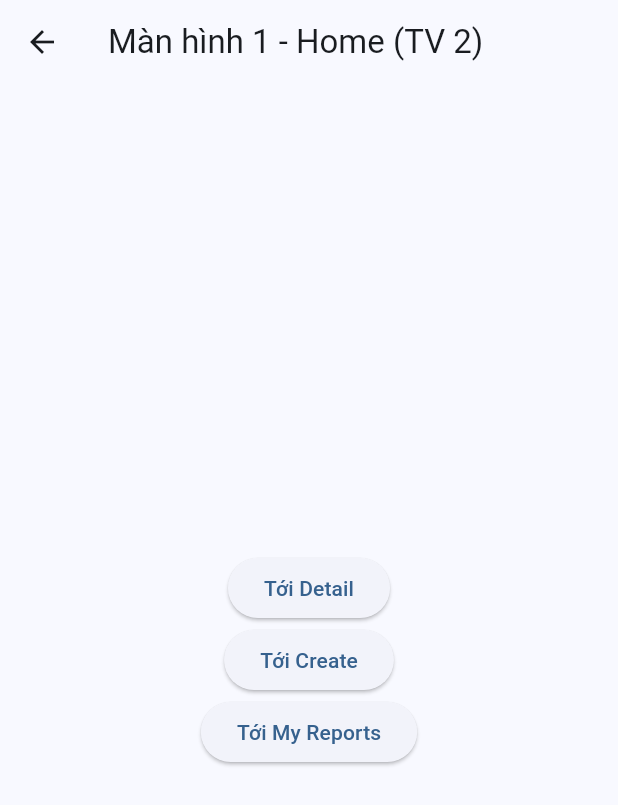
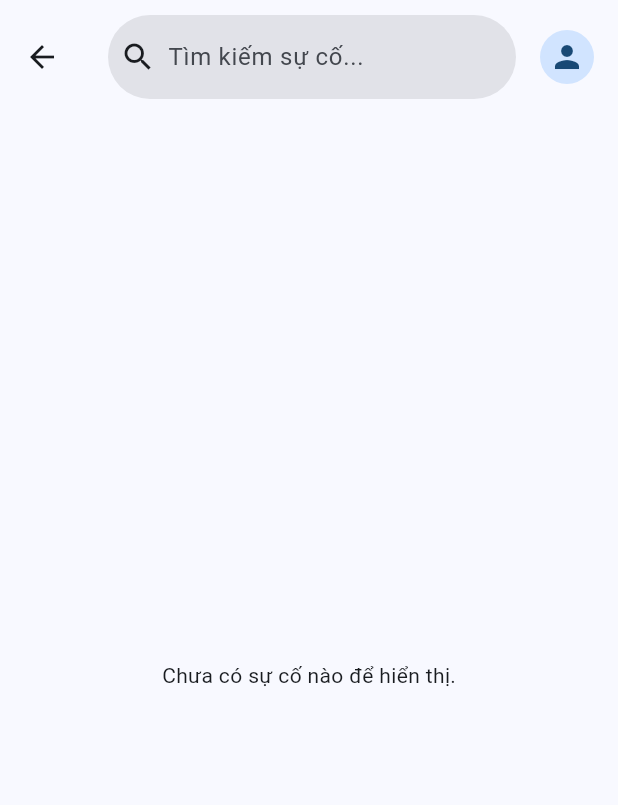
Before and after one commit to NgNgocAnh09/smart_city_reporting, a Flutter app: the DummyLoginView screen opened directly, after a tap on "Đăng nhập giả (Vào Home)", on a phone screen of 412 x 824 dp. Shown: the top 805 px of the screen. Run offline on Flutter 3.47's test engine with Material 3 defaults, Android fonts, the phone set to English and light mode, and no system bars; our stand-ins replace cloud_firestore, firebase_auth, firebase_core, google_sign_in; missing offline and left inert: cloudinary_public; accounts and stored records are empty.

Commit message:
Thêm Home view

```diff
--- /dev/null
+++ b/devtools_options.yaml
@@ -0,0 +1,3 @@
+description: This file stores settings for Dart & Flutter DevTools.
+documentation: https://docs.flutter.dev/tools/devtools/extensions#configure-extension-enablement-states
+extensions:
--- a/lib/main.dart
+++ b/lib/main.dart
@@ -6,6 +6,7 @@ import 'firebase_options.dart';
 import 'providers/auth_provider.dart';
 import 'providers/incident_provider.dart';
 import 'views/login/login_view.dart';
+import 'views/home/home_view.dart';
 
 // ĐÃ XÓA CÁC DÒNG IMPORT BỊ LỖI Ở ĐÂY
 
@@ -24,12 +25,13 @@ void main() async {
       MultiProvider(
         providers: [
           ChangeNotifierProvider(create: (_) => AuthProvider()),
-          ChangeNotifierProvider(create: (_) => IncidentProvider()..fetchRealtime()), // Nhớ bỏ cái  đi nhé
+          ChangeNotifierProvider(
+            create: (_) => IncidentProvider()..fetchRealtime(),
+          ), // Nhớ bỏ cái  đi nhé
         ],
         child: const SmartCityApp(),
       ),
     );
-
   } catch (e, stacktrace) {
     // NẾU CÓ LỖI, NÓ SẼ IN ĐỎ CHÓT RA MÀN HÌNH MÁY TÍNH
     debugPrint('🚨🚨🚨 LỖI KHỞI ĐỘNG Ở HÀM MAIN: $e');
@@ -54,7 +56,7 @@ class SmartCityApp extends StatelessWidget {
       routes: {
         // Tạm thời trỏ tới các Màn hình giả (Dummy Views) ở bên dưới
         '/': (context) => const LoginView(),
-        '/home': (context) => const DummyHomeView(),
+        '/home': (context) => const HomeView(),
         '/detail': (context) => const DummyDetailView(),
         '/create': (context) => const DummyCreateView(),
         '/my_reports': (context) => const DummyMyReportsView(),
@@ -93,9 +95,18 @@ class DummyHomeView extends StatelessWidget {
         child: Column(
           mainAxisAlignment: MainAxisAlignment.center,
           children: [
-            ElevatedButton(onPressed: () => Navigator.pushNamed(context, '/detail'), child: const Text('Tới Detail')),
-            ElevatedButton(onPressed: () => Navigator.pushNamed(context, '/create'), child: const Text('Tới Create')),
-            ElevatedButton(onPressed: () => Navigator.pushNamed(context, '/my_reports'), child: const Text('Tới My Reports')),
+            ElevatedButton(
+              onPressed: () => Navigator.pushNamed(context, '/detail'),
+              child: const Text('Tới Detail'),
+            ),
+            ElevatedButton(
+              onPressed: () => Navigator.pushNamed(context, '/create'),
+              child: const Text('Tới Create'),
+            ),
+            ElevatedButton(
+              onPressed: () => Navigator.pushNamed(context, '/my_reports'),
+              child: const Text('Tới My Reports'),
+            ),
           ],
         ),
       ),
@@ -103,6 +114,24 @@ class DummyHomeView extends StatelessWidget {
   }
 }
 
-class DummyDetailView extends StatelessWidget { const DummyDetailView({super.key}); @override Widget build(BuildContext context) => Scaffold(appBar: AppBar(title: const Text('Màn hình 2 - Detail (TV 3)'))); }
-class DummyCreateView extends StatelessWidget { const DummyCreateView({super.key}); @override Widget build(BuildContext context) => Scaffold(appBar: AppBar(title: const Text('Màn hình 3 - Create (TV 4)'))); }
-class DummyMyReportsView extends StatelessWidget { const DummyMyReportsView({super.key}); @override Widget build(BuildContext context) => Scaffold(appBar: AppBar(title: const Text('Màn hình 4 - My Reports (TV 5)'))); }
+class DummyDetailView extends StatelessWidget {
+  const DummyDetailView({super.key});
+  @override
+  Widget build(BuildContext context) =>
+      Scaffold(appBar: AppBar(title: const Text('Màn hình 2 - Detail (TV 3)')));
+}
+
+class DummyCreateView extends StatelessWidget {
+  const DummyCreateView({super.key});
+  @override
+  Widget build(BuildContext context) =>
+      Scaffold(appBar: AppBar(title: const Text('Màn hình 3 - Create (TV 4)')));
+}
+
+class DummyMyReportsView extends StatelessWidget {
+  const DummyMyReportsView({super.key});
+  @override
+  Widget build(BuildContext context) => Scaffold(
+    appBar: AppBar(title: const Text('Màn hình 4 - My Reports (TV 5)')),
+  );
+}
--- a/lib/views/home/home_view.dart
+++ b/lib/views/home/home_view.dart
@@ -0,0 +1,113 @@
+import 'package:flutter/material.dart';
+import 'package:provider/provider.dart';
+
+import '../../models/incident_model.dart';
+import '../../providers/auth_provider.dart';
+import '../../providers/incident_provider.dart';
+import 'widgets/incident_card.dart';
+
+class HomeView extends StatefulWidget {
+  const HomeView({super.key});
+
+  @override
+  State<HomeView> createState() => _HomeViewState();
+}
+
+class _HomeViewState extends State<HomeView> {
+  final TextEditingController _searchController = TextEditingController();
+  String _searchQuery = '';
+
+  @override
+  void dispose() {
+    _searchController.dispose();
+    super.dispose();
+  }
+
+  List<Incident> _filterIncidents(List<Incident> incidents) {
+    if (_searchQuery.trim().isEmpty) {
+      return incidents;
+    }
+
+    final query = _searchQuery.toLowerCase().trim();
+    return incidents
+        .where((incident) => incident.title.toLowerCase().contains(query))
+        .toList();
+  }
+
+  @override
+  Widget build(BuildContext context) {
+    return Scaffold(
+      appBar: AppBar(
+        toolbarHeight: 76,
+        titleSpacing: 16,
+        title: SearchBar(
+          controller: _searchController,
+          hintText: 'Tìm kiếm sự cố...',
+          leading: const Icon(Icons.search),
+          elevation: const WidgetStatePropertyAll<double>(0),
+          backgroundColor: WidgetStatePropertyAll(
+            Theme.of(context).colorScheme.surfaceContainerHighest,
+          ),
+          onChanged: (value) {
+            setState(() {
+              _searchQuery = value;
+            });
+          },
+        ),
+        actions: [
+          Padding(
+            padding: const EdgeInsets.only(right: 16),
+            child: Consumer<AuthProvider>(
+              builder: (context, authProvider, _) {
+                final photoUrl = authProvider.user?.photoURL;
+
+                return CircleAvatar(
+                  radius: 18,
+                  backgroundImage: photoUrl != null && photoUrl.isNotEmpty
+                      ? NetworkImage(photoUrl)
+                      : null,
+                  child: photoUrl == null || photoUrl.isEmpty
+                      ? const Icon(Icons.person)
+                      : null,
+                );
+              },
+            ),
+          ),
+        ],
+      ),
+      body: Consumer<IncidentProvider>(
+        builder: (context, incidentProvider, _) {
+          final filteredIncidents = _filterIncidents(
+            incidentProvider.incidents,
+          );
+
+          if (filteredIncidents.isEmpty) {
+            return Center(
+              child: Text(
+                _searchQuery.trim().isEmpty
+                    ? 'Chưa có sự cố nào để hiển thị.'
+                    : 'Không tìm thấy sự cố phù hợp.',
+              ),
+            );
+          }
+
+          return ListView.separated(
+            padding: const EdgeInsets.all(16),
+            itemCount: filteredIncidents.length,
+            separatorBuilder: (_, __) => const SizedBox(height: 12),
+            itemBuilder: (context, index) {
+              final incident = filteredIncidents[index];
+
+              return IncidentCard(
+                incident: incident,
+                onTap: () {
+                  Navigator.pushNamed(context, '/detail', arguments: incident);
+                },
+              );
+            },
+          );
+        },
+      ),
+    );
+  }
+}
```
Also changed, not shown: lib/views/home/widgets/incident_card.dart (+127 -0 lines), pubspec.lock.
